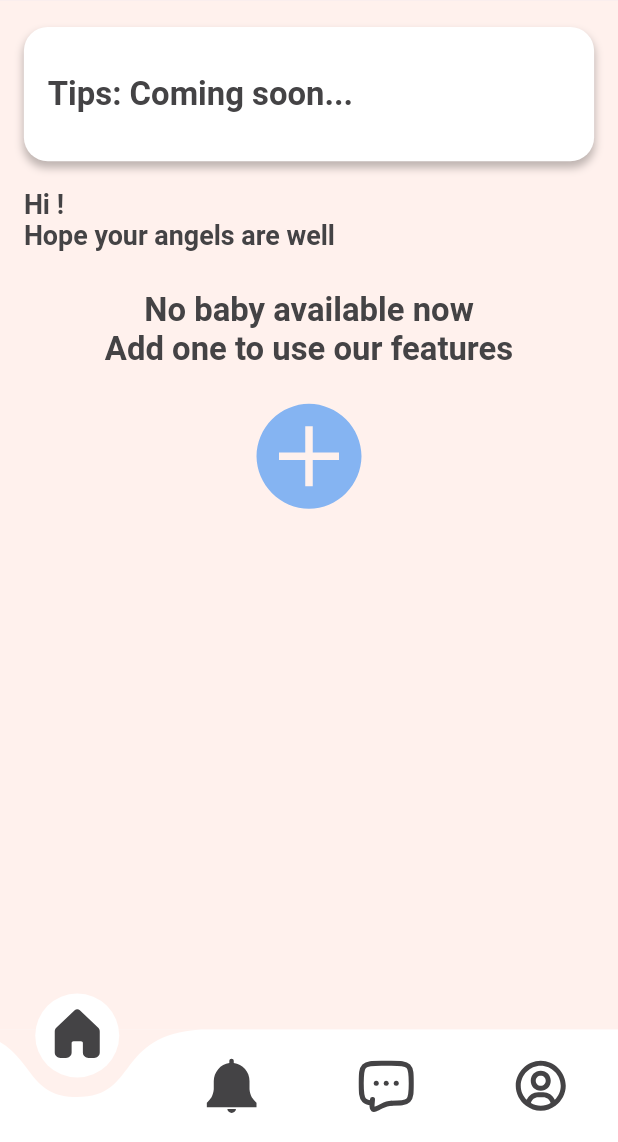
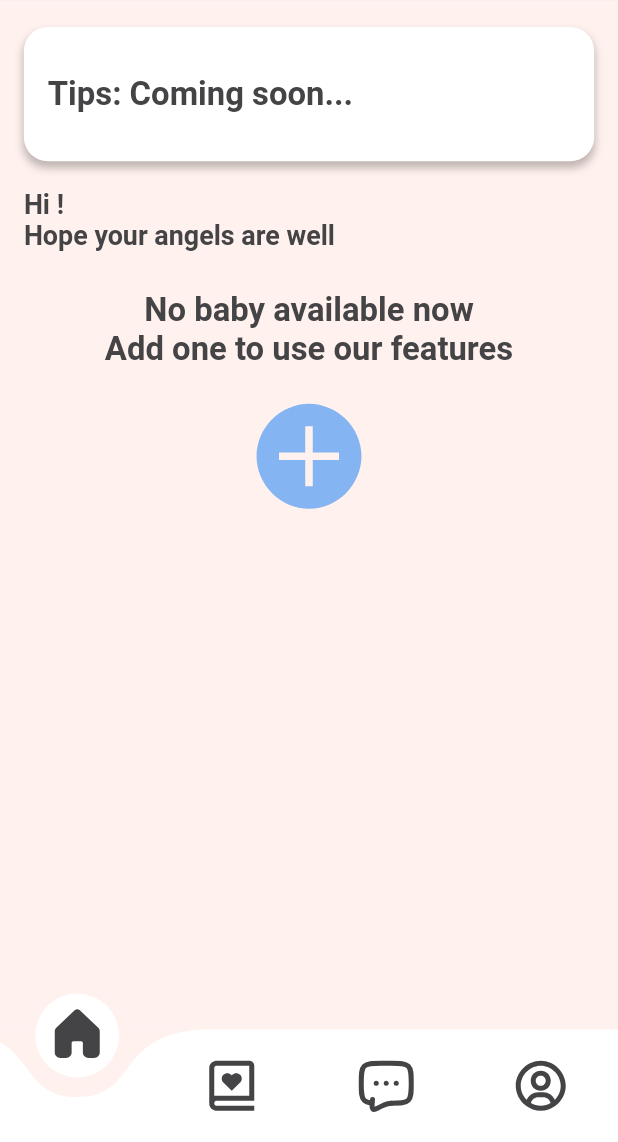
Before and after one commit to mith2000/Baby-Care, a Flutter app: the HomeView screen opened by its route, on a phone screen of 412 x 824 dp, the part 94-1236 px from its top. Run offline on Flutter 3.47's test engine with Material 2 defaults, Android fonts, the phone set to English and light mode, and no system bars; drawn by our look-alikes of curved_navigation_bar; our stand-ins replace cloud_firestore, equatable, firebase_auth, firebase_core, firebase_storage, flutter_bloc and 6 more; missing offline and left inert: syncfusion_flutter_core; accounts and stored records are empty; Roboto replaces fonts that are missing (Dosis).

Commit message:
Init route HandbookTheme for Home

```diff
--- a/lib/main.dart
+++ b/lib/main.dart
@@ -8,6 +8,7 @@ import 'package:flutter_babycare/data/source/food_repository.dart';
 import 'package:flutter_babycare/data/source/ni_repository.dart';
 import 'package:flutter_babycare/module/baby/create/view/create_gender_view.dart';
 import 'package:flutter_babycare/module/baby/detail/view/detail_view.dart';
+import 'package:flutter_babycare/module/handbook/theme/view/theme_view.dart';
 import 'package:flutter_babycare/utils/UI_components/loading_widget.dart';
 import 'package:flutter_babycare/utils/app_colors.dart';
 import 'package:flutter_bloc/flutter_bloc.dart';
@@ -192,6 +193,8 @@ class _MyAppState extends State<MyApp> {
                       MealHistoryView(),
                   MealPlanView.routeName: (BuildContext context) =>
                       MealPlanView(),
+                  HandbookThemeView.routeName: (BuildContext context) =>
+                      HandbookThemeView(),
                 },
               )),
     );
--- a/lib/module/handbook/theme/view/theme_view.dart
+++ b/lib/module/handbook/theme/view/theme_view.dart
@@ -2,7 +2,7 @@ import 'package:flutter/material.dart';
 import 'package:flutter_babycare/utils/app_colors.dart';
 
 class HandbookThemeView extends StatefulWidget {
-  static const routeName = '/sam-ple';
+  static const routeName = '/handbook-theme';
 
   const HandbookThemeView({Key key}) : super(key: key);
 
--- a/lib/module/home/view/home_view.dart
+++ b/lib/module/home/view/home_view.dart
@@ -7,6 +7,7 @@ import 'package:flutter_babycare/module/authentication/authentication_bloc/authe
 import 'package:flutter_babycare/module/authentication/authentication_bloc/authentication_event.dart';
 import 'package:flutter_babycare/module/baby/create/view/create_gender_view.dart';
 import 'package:flutter_babycare/module/baby/detail/view/detail_view.dart';
+import 'package:flutter_babycare/module/handbook/theme/view/theme_view.dart';
 import 'package:flutter_babycare/module/home/bloc/baby_bloc.dart';
 import 'package:flutter_babycare/module/home/bloc/baby_event.dart';
 import 'package:flutter_babycare/module/home/bloc/baby_state.dart';
@@ -43,7 +44,7 @@ class _HomeViewState extends State<HomeView> {
   List<Widget> screens;
   var _icons = {
     'home': 'assets/icon/home.svg',
-    'notify': 'assets/icon/notify.svg',
+    'book': 'assets/icon/book.svg',
     'chat': 'assets/icon/chat.svg',
     'user': 'assets/icon/user.svg',
   };
@@ -53,7 +54,7 @@ class _HomeViewState extends State<HomeView> {
     super.initState();
     screens = [
       HomeBodyView(widget._user),
-      SampleView(),
+      HandbookThemeView(),
       SampleView(),
       SampleView(),
     ];
@@ -111,7 +112,7 @@ class _HomeViewState extends State<HomeView> {
         ),
         Tab(
           icon: SvgPicture.asset(
-            _icons['notify'],
+            _icons['book'],
             color: AppColors.text,
           ),
         ),
--- a/pubspec.yaml
+++ b/pubspec.yaml
@@ -103,6 +103,7 @@ flutter:
     - assets/icon/info.svg
     - assets/icon/achievement.svg
     - assets/icon/warn.svg
+    - assets/icon/book.svg
 
     - assets/image/default_baby.png
     - assets/image/EmojiLove_1.png
```
Also changed, not shown: assets/icon/book.svg (added).
